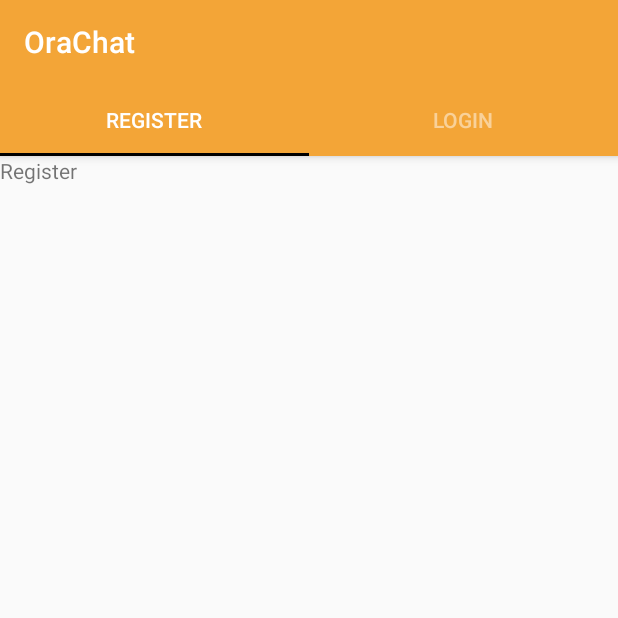
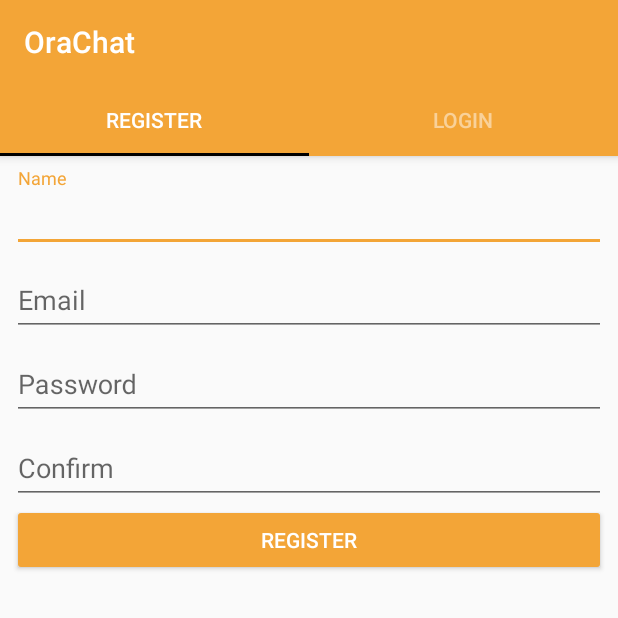
Before and after one commit to jpetitto/ora-chat, an Android app: the screen it shows after launch (AccountAccessActivity), on a phone screen of 412 x 824 dp, the top half of it. Run offline under Robolectric (Android 15) with nearby library versions, the phone set to English and light mode, and no system bars; our stand-ins replace ButterKnife.

Commit message:
Create skeleton for Register screen

```diff
--- a/app/src/main/java/com/johnpetitto/orachat/RegisterFragment.java
+++ b/app/src/main/java/com/johnpetitto/orachat/RegisterFragment.java
@@ -6,12 +6,32 @@ import android.support.v4.app.Fragment;
 import android.view.LayoutInflater;
 import android.view.View;
 import android.view.ViewGroup;
+import android.widget.Button;
+import android.widget.EditText;
+
+import butterknife.BindView;
+import butterknife.ButterKnife;
+import butterknife.Unbinder;
 
 public class RegisterFragment extends Fragment {
+    @BindView(R.id.register_name) EditText name;
+    @BindView(R.id.register_email) EditText email;
+    @BindView(R.id.register_password) EditText password;
+    @BindView(R.id.register_confirm) EditText confirm;
+    @BindView(R.id.register_button) Button button;
+    private Unbinder unbinder;
+
     @Nullable
     @Override
     public View onCreateView(LayoutInflater inflater, @Nullable ViewGroup container, @Nullable Bundle savedInstanceState) {
         View rootView = inflater.inflate(R.layout.fragment_register, container, false);
+        unbinder = ButterKnife.bind(this, rootView);
         return rootView;
     }
+
+    @Override
+    public void onDestroyView() {
+        super.onDestroyView();
+        unbinder.unbind();
+    }
 }
--- a/app/src/main/res/layout/activity_main.xml
+++ b/app/src/main/res/layout/activity_main.xml
@@ -31,6 +31,7 @@
     <android.support.v4.view.ViewPager
         android:id="@+id/account_access_view_pager"
         android:layout_width="match_parent"
-        android:layout_height="match_parent" />
+        android:layout_height="match_parent"
+        android:padding="@dimen/content_padding" />
 
 </LinearLayout>
--- a/app/src/main/res/layout/fragment_register.xml
+++ b/app/src/main/res/layout/fragment_register.xml
@@ -4,9 +4,63 @@
               android:layout_height="match_parent"
               android:orientation="vertical">
 
-    <TextView
-        android:layout_width="wrap_content"
+    <android.support.design.widget.TextInputLayout
+        android:layout_width="match_parent"
+        android:layout_height="wrap_content">
+
+        <EditText
+            android:id="@+id/register_name"
+            android:layout_width="match_parent"
+            android:layout_height="wrap_content"
+            android:hint="@string/register_name_hint"
+            android:inputType="textPersonName" />
+
+    </android.support.design.widget.TextInputLayout>
+
+    <android.support.design.widget.TextInputLayout
+        android:layout_width="match_parent"
+        android:layout_height="wrap_content">
+
+        <EditText
+            android:id="@+id/register_email"
+            android:layout_width="match_parent"
+            android:layout_height="wrap_content"
+            android:hint="@string/register_email_hint"
+            android:inputType="textEmailAddress" />
+
+    </android.support.design.widget.TextInputLayout>
+
+    <android.support.design.widget.TextInputLayout
+        android:layout_width="match_parent"
+        android:layout_height="wrap_content">
+
+        <EditText
+            android:id="@+id/register_password"
+            android:layout_width="match_parent"
+            android:layout_height="wrap_content"
+            android:hint="@string/register_password_hint"
+            android:inputType="textPassword" />
+
+    </android.support.design.widget.TextInputLayout>
+
+    <android.support.design.widget.TextInputLayout
+        android:layout_width="match_parent"
+        android:layout_height="wrap_content">
+
+        <EditText
+            android:id="@+id/register_confirm"
+            android:layout_width="match_parent"
+            android:layout_height="wrap_content"
+            android:hint="@string/register_confirm_hint"
+            android:inputType="textPassword" />
+
+    </android.support.design.widget.TextInputLayout>
+
+    <Button
+        android:id="@+id/register_button"
+        android:layout_width="match_parent"
         android:layout_height="wrap_content"
-        android:text="@string/register" />
+        android:text="@string/register"
+        android:textColor="@android:color/white" />
 
 </LinearLayout>
--- /dev/null
+++ b/app/src/main/res/values/dimens.xml
@@ -0,0 +1,4 @@
+<?xml version="1.0" encoding="utf-8"?>
+<resources>
+    <dimen name="content_padding">8dp</dimen>
+</resources>
--- a/app/src/main/res/values/strings.xml
+++ b/app/src/main/res/values/strings.xml
@@ -2,4 +2,9 @@
     <string name="app_name">OraChat</string>
     <string name="register">Register</string>
     <string name="login">Login</string>
+
+    <string name="register_name_hint">Name</string>
+    <string name="register_email_hint">Email</string>
+    <string name="register_password_hint">Password</string>
+    <string name="register_confirm_hint">Confirm</string>
 </resources>
--- a/app/src/main/res/values/styles.xml
+++ b/app/src/main/res/values/styles.xml
@@ -6,6 +6,8 @@
         <item name="colorPrimary">@color/colorPrimary</item>
         <item name="colorPrimaryDark">@color/colorPrimaryDark</item>
         <item name="colorAccent">@color/colorAccent</item>
+        <item name="colorButtonNormal">?colorPrimary</item>
+        <item name="colorControlHighlight">?colorPrimaryDark</item>
     </style>
 
     <style name="TabLayoutStyle" parent="Widget.Design.TabLayout">
```
